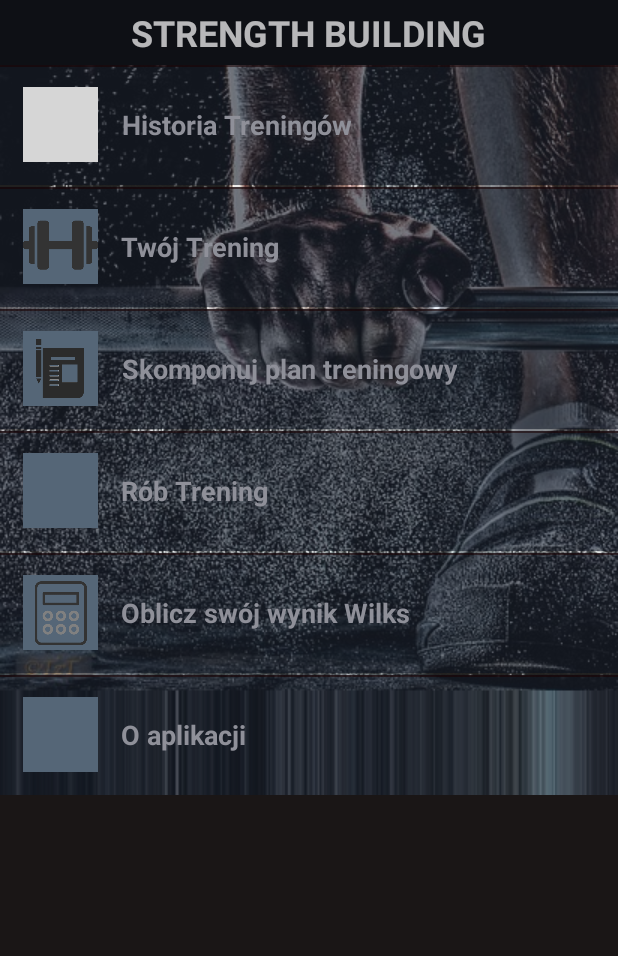
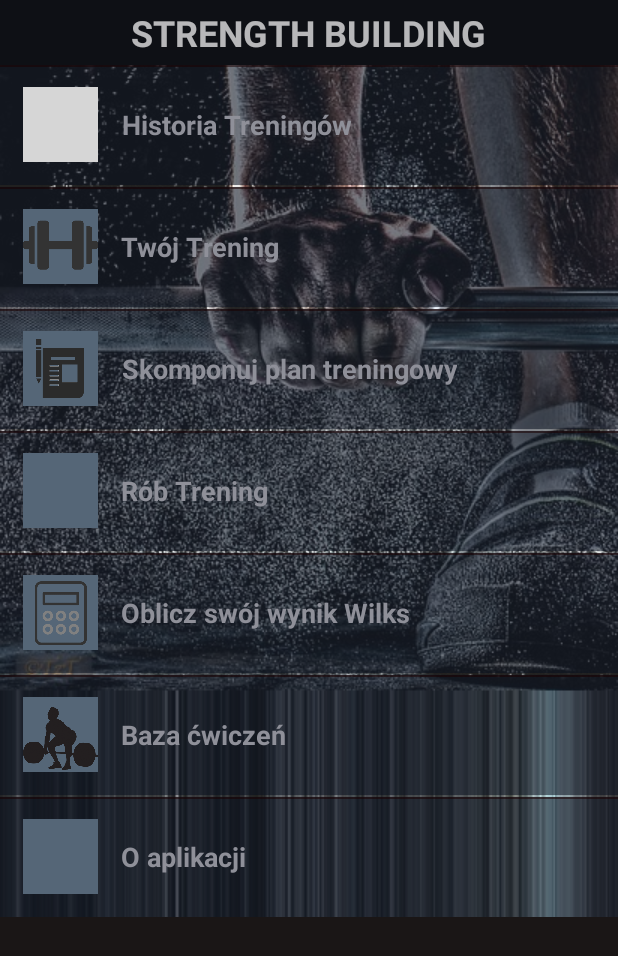
Before and after one commit to saviola44/StrengthBuilding, an Android app: the screen it shows after launch (MainActivity), on a phone screen of 412 x 824 dp. Shown: the top 956 px of the screen. Run offline under Robolectric (Android 15) with nearby library versions, the phone set to English and light mode, and no system bars; grey boxes are pictures that could not be loaded.

Commit message:
MainActivity

```diff
--- a/app/src/main/java/com/example/saviola44/strengthbuilding/Activities/MainActivity.java
+++ b/app/src/main/java/com/example/saviola44/strengthbuilding/Activities/MainActivity.java
@@ -44,6 +44,7 @@ public class MainActivity extends AppCompatActivity {
         options.add(new Option("compose_training", "Skomponuj plan treningowy"));
         options.add(new Option("do_training", "Rób Trening"));
         options.add(new Option("wilks", "Oblicz swój wynik Wilks"));
+        options.add(new Option("exercises", "Baza ćwiczeń"));
         options.add(new Option("about", "O aplikacji"));
     }
 }
```
Also changed, not shown: app/src/main/res/drawable/exercises.png (added).
